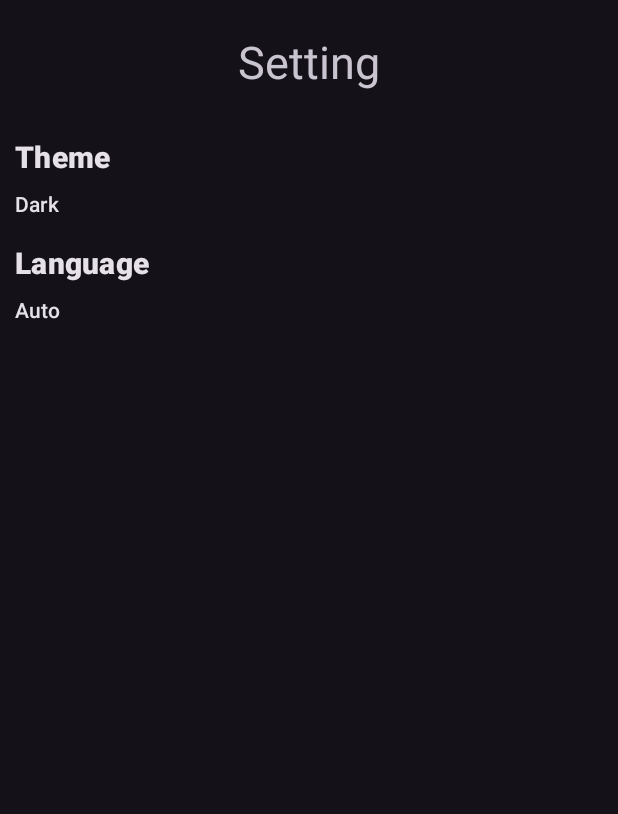
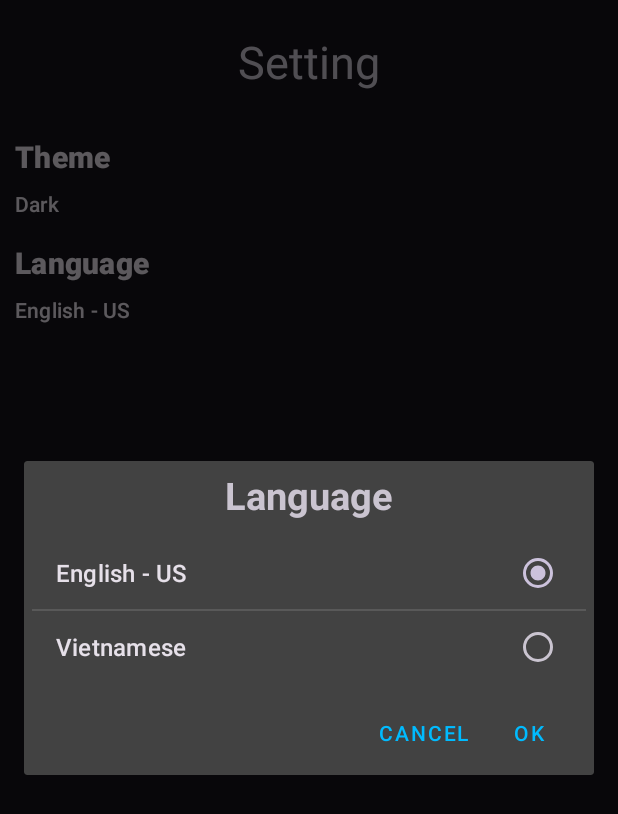
Before and after one commit to JackShinigami/ImageGallery, an Android app: the SettingActivity screen opened directly, with no data from a screen before it, after a tap on "Language", on a phone screen of 412 x 824 dp. Shown: the top 814 px of the screen. Run offline under Robolectric (Android 15) with nearby library versions, the phone set to English and light mode, and no system bars; libraries missing offline, so code that uses them is left out: org.mindrot.jbcrypt.

Commit message:
Complete language setting

```diff
--- a/app/build.gradle.kts
+++ b/app/build.gradle.kts
@@ -13,7 +13,8 @@ android {
         targetSdk = 33
         versionCode = 1
         versionName = "1.0"
-
+        resourceConfigurations += "en"
+        resourceConfigurations += "vi"
         testInstrumentationRunner = "androidx.test.runner.AndroidJUnitRunner"
     }
 
--- a/app/src/main/AndroidManifest.xml
+++ b/app/src/main/AndroidManifest.xml
@@ -29,7 +29,8 @@
         android:roundIcon="@mipmap/ic_launcher_round"
         android:supportsRtl="true"
         android:theme="@style/Theme.ImageGallery"
-        tools:targetApi="31">
+        android:localeConfig="@xml/locales_config"
+        tools:targetApi="tiramisu">
         <activity
             android:name=".SlideShowActivity"
             android:exported="false" />
--- a/app/src/main/java/com/example/imagegallery/SettingActivity.java
+++ b/app/src/main/java/com/example/imagegallery/SettingActivity.java
@@ -5,6 +5,8 @@ import static java.lang.Thread.sleep;
 import android.annotation.SuppressLint;
 import android.app.Dialog;
 import android.app.ProgressDialog;
+import android.content.Context;
+import android.content.res.Configuration;
 import android.os.Bundle;
 import android.os.Handler;
 import android.os.Message;
@@ -13,20 +15,30 @@ import android.widget.Toast;
 
 import androidx.appcompat.app.AppCompatActivity;
 import androidx.appcompat.app.AppCompatDelegate;
+import androidx.core.os.LocaleListCompat;
 import androidx.fragment.app.FragmentTransaction;
 
+import java.util.Locale;
+
 public class SettingActivity extends AppCompatActivity implements SettingPropertyChangedCallBacks {
+
+
+    private static Context context;
 
     @Override
     protected void onCreate(Bundle savedInstanceState) {
         super.onCreate(savedInstanceState);
         setContentView(R.layout.activity_setting);
+        context = this;
 
         // initialize the fragment
         inflateMainSettingFragment();
 
     }
 
+    public static Context getContext() {
+        return context;
+    }
 
     /**
      * Inflate the main setting fragment
@@ -66,6 +78,23 @@ public class SettingActivity extends AppCompatActivity implements SettingPropert
     }
 
     @Override
+    public void onLanguageChanged(String lang) {
+        // change language of the app
+        int languageState = SharedPreferencesManager.loadLanguageState(getApplicationContext());
+        String language = "";
+        if (lang.equals("English")) {
+            SharedPreferencesManager.saveLanguageState(getApplicationContext(), 0);
+            language = "en-US";
+        } else if (lang.equals("Vietnamese")) {
+            SharedPreferencesManager.saveLanguageState(getApplicationContext(), 1);
+            language = "vi";
+        }
+
+        LocaleListCompat localeListCompat = LocaleListCompat.create(new Locale(language));
+        AppCompatDelegate.setApplicationLocales(localeListCompat);
+    }
+
+    @Override
     public void recreate() {
         finish();
         // fade out animation
--- a/app/src/main/java/com/example/imagegallery/SettingItemRecyclerViewAdapter.java
+++ b/app/src/main/java/com/example/imagegallery/SettingItemRecyclerViewAdapter.java
@@ -1,21 +1,17 @@
 package com.example.imagegallery;
 
-import static android.provider.Settings.System.getString;
-
 import android.app.AlertDialog;
-import android.app.Dialog;
-import android.util.Log;
 import android.view.LayoutInflater;
 import android.view.View;
 import android.view.ViewGroup;
-import android.widget.Switch;
+import android.widget.AbsListView;
+import android.widget.ArrayAdapter;
 import android.widget.TextView;
-import android.widget.Toast;
 
 import androidx.annotation.NonNull;
-import androidx.appcompat.app.AppCompatDelegate;
 import androidx.recyclerview.widget.RecyclerView;
 
+import com.example.imagegallery.databinding.DialogLanguageSelectionBinding;
 import com.example.imagegallery.databinding.DialogThemeSelectionBinding;
 import com.example.imagegallery.databinding.SettingListItemBinding;
 import com.example.imagegallery.placeholder.SettingPlaceholderContent.SettingPlaceholderItem;
@@ -49,8 +45,10 @@ public class SettingItemRecyclerViewAdapter extends RecyclerView.Adapter<Setting
         holder.tvProperty.setText(properties.get(position).property);
         holder.tvValue.setText(properties.get(position).value);
 
+        int themeState = SharedPreferencesManager.loadThemeState(holder.itemView.getContext());
+        int languageState = SharedPreferencesManager.loadLanguageState(holder.itemView.getContext());
+
         if(position == 0) {
-            int themeState = SharedPreferencesManager.loadThemeState(holder.itemView.getContext());
             switch (themeState) {
                 case 0:
                     holder.tvValue.setText(holder.itemView.getContext().getString(R.string.dark));
@@ -63,7 +61,14 @@ public class SettingItemRecyclerViewAdapter extends RecyclerView.Adapter<Setting
                     break;
             }
         } else if(position == 1){
-            // TODO: Make language factory
+            switch (languageState) {
+                case 0:
+                    holder.tvValue.setText(holder.itemView.getContext().getString(R.string.en_us));
+                    break;
+                case 1:
+                    holder.tvValue.setText(holder.itemView.getContext().getString(R.string.vie));
+                    break;
+            }
 
         }
 
@@ -122,6 +127,50 @@ public class SettingItemRecyclerViewAdapter extends RecyclerView.Adapter<Setting
                     break;
                 case 1:
 
+                    View dialogLangView = LayoutInflater.from(v.getContext()).inflate(R.layout.dialog_language_selection, null);
+                    AlertDialog.Builder askingLanguageDialogBuilder = new AlertDialog.Builder(v.getContext());
+                    askingLanguageDialogBuilder.setView(dialogLangView);
+                    askingLanguageDialogBuilder.setNegativeButton(v.getContext().getString(R.string.cancel), (dialog, which) -> {
+                        dialog.dismiss();
+                    });
+
+                    DialogLanguageSelectionBinding bindingLang = DialogLanguageSelectionBinding.bind(dialogLangView);
+
+                    String[] languages = {
+                            v.getContext().getString(R.string.en_us),
+                            v.getContext().getString(R.string.vie)
+                    };
+
+                    ArrayAdapter<String> adapter = new ArrayAdapter<>(v.getContext(), android.R.layout.simple_list_item_single_choice, languages);
+                    bindingLang.lvLanguageList.setAdapter(adapter);
+                    bindingLang.lvLanguageList.setChoiceMode(AbsListView.CHOICE_MODE_SINGLE);
+
+                    // set checked item
+                    if(languageState == 0){
+                        bindingLang.lvLanguageList.setItemChecked(0, true);
+                    } else if(languageState == 1){
+                        bindingLang.lvLanguageList.setItemChecked(1, true);
+                    }
+
+
+
+                    // set positive button
+                    askingLanguageDialogBuilder.setPositiveButton(v.getContext().getString(R.string.ok), (dialog, which) -> {
+                        int selectedPosition = bindingLang.lvLanguageList.getCheckedItemPosition();
+                        if(selectedPosition == 0){
+                            ((SettingActivity) v.getContext()).onLanguageChanged("English");
+                        } else if(selectedPosition == 1){
+                            ((SettingActivity) v.getContext()).onLanguageChanged("Vietnamese");
+                        }
+                    });
+
+
+                    // create and show the dialog
+                    AlertDialog askingLanguageDialog = askingLanguageDialogBuilder.create();
+                    askingLanguageDialog.show();
+
+                    break;
+
             }
         });
     }
--- a/app/src/main/java/com/example/imagegallery/SettingItemsFragment.java
+++ b/app/src/main/java/com/example/imagegallery/SettingItemsFragment.java
@@ -2,10 +2,12 @@ package com.example.imagegallery;
 
 import android.content.Context;
 import android.os.Bundle;
+
 import androidx.fragment.app.Fragment;
 import androidx.recyclerview.widget.GridLayoutManager;
 import androidx.recyclerview.widget.LinearLayoutManager;
 import androidx.recyclerview.widget.RecyclerView;
+
 import android.view.LayoutInflater;
 import android.view.View;
 import android.view.ViewGroup;
@@ -26,10 +28,10 @@ public class SettingItemsFragment extends Fragment {
     private static final String ARG_COLUMN_COUNT = "column-count";
 
 
-
     // TODO: Customize parameter initialization
     @SuppressWarnings("unused")
     public static SettingItemsFragment newInstance(int columnCount) {
+
         SettingItemsFragment fragment = new SettingItemsFragment();
         Bundle args = new Bundle();
         args.putInt(ARG_COLUMN_COUNT, columnCount);
@@ -42,10 +44,12 @@ public class SettingItemsFragment extends Fragment {
      * fragment (e.g. upon screen orientation changes).
      */
     public SettingItemsFragment() {
+
     }
 
     @Override
     public void onCreate(Bundle savedInstanceState) {
+
         super.onCreate(savedInstanceState);
 
         if (getArguments() != null) {
@@ -56,6 +60,7 @@ public class SettingItemsFragment extends Fragment {
     @Override
     public View onCreateView(LayoutInflater inflater, ViewGroup container,
                              Bundle savedInstanceState) {
+
         View view = inflater.inflate(R.layout.fragment_setting_main_list, container, false);
 
         // Set the adapter
@@ -70,12 +75,14 @@ public class SettingItemsFragment extends Fragment {
 
             // R.string.theme as R.string.defaultTheme
             // Dependency setting adapter
-            SettingPlaceholderContent.addItem(new SettingPlaceholderContent.SettingPlaceholderItem("1", getString(R.string.theme), getString(R.string.defaultTheme)));
-            SettingPlaceholderContent.addItem(new SettingPlaceholderContent.SettingPlaceholderItem("2", getString(R.string.language), getString(R.string.auto)));
+            SettingPlaceholderContent.clearItems();
+            SettingPlaceholderContent.addItem(new SettingPlaceholderContent.SettingPlaceholderItem("1", SettingActivity.getContext().getString(R.string.theme), getString(R.string.defaultTheme)));
+            SettingPlaceholderContent.addItem(new SettingPlaceholderContent.SettingPlaceholderItem("2", SettingActivity.getContext().getString(R.string.language), getString(R.string.auto)));
             SettingItemRecyclerViewAdapter adapter = new SettingItemRecyclerViewAdapter(SettingPlaceholderContent.ITEMS);
             recyclerView.setAdapter(adapter);
 
         }
         return view;
     }
+
 }
--- a/app/src/main/java/com/example/imagegallery/SettingPropertyChangedCallBacks.java
+++ b/app/src/main/java/com/example/imagegallery/SettingPropertyChangedCallBacks.java
@@ -4,4 +4,6 @@ public interface SettingPropertyChangedCallBacks {
 
     public void onThemeChanged(String theme);
 
+    public void onLanguageChanged(String auto);
+
 }
--- a/app/src/main/java/com/example/imagegallery/placeholder/SettingPlaceholderContent.java
+++ b/app/src/main/java/com/example/imagegallery/placeholder/SettingPlaceholderContent.java
@@ -18,6 +18,8 @@ public class SettingPlaceholderContent {
      * Setting placeholder item. Contains the id, property, and value of each setting property.
      */
 
+    private int currentLanguageState;
+
     public static final List<SettingPlaceholderItem> ITEMS = new ArrayList<SettingPlaceholderItem>();
 
     public static final Map<String, SettingPlaceholderItem> ITEM_MAP = new HashMap<String, SettingPlaceholderItem>();
@@ -33,7 +35,12 @@ public class SettingPlaceholderContent {
 
     }
 
-    public SettingPlaceholderContent() {
+    public SettingPlaceholderContent() {;
+    }
+
+    public static void clearItems() {
+        ITEMS.clear();
+        ITEM_MAP.clear();
     }
 
     public static class SettingPlaceholderItem {
--- /dev/null
+++ b/app/src/main/res/layout/dialog_language_selection.xml
@@ -0,0 +1,25 @@
+<?xml version="1.0" encoding="utf-8"?>
+<LinearLayout xmlns:android="http://schemas.android.com/apk/res/android"
+                                                   android:layout_width="match_parent"
+                                                   android:layout_height="match_parent"
+              android:orientation="vertical"
+    >
+
+    <TextView
+        android:layout_width="match_parent"
+        android:layout_height="wrap_content"
+        android:layout_margin="5dp"
+        android:text="@string/language"
+        android:textAlignment="center"
+        android:textSize="25sp"
+        android:textStyle="bold"
+        />
+
+    <ListView
+        android:layout_width="match_parent"
+        android:layout_height="wrap_content"
+        android:id="@+id/lv_language_list"
+        android:layout_margin="5dp"
+        />
+
+</LinearLayout>
--- a/app/src/main/res/values/colors.xml
+++ b/app/src/main/res/values/colors.xml
@@ -5,6 +5,6 @@
     <color name="white">#FFFFFFFF</color>
     <color name="appColorPrimary">@color/white</color>
     <color name="appColorPrimaryDark">@color/black</color>
-    <color name="appColorAccent">#F88</color>
+    <color name="appColorAccent">#0bf</color>
 
 </resources>
--- /dev/null
+++ b/app/src/main/res/xml/locales_config.xml
@@ -0,0 +1,6 @@
+<?xml version="1.0" encoding="utf-8"?>
+<locale-config xmlns:android="http://schemas.android.com/apk/res/android">
+    <locale android:name="en-US"/>
+    <locale android:name="vi"/>
+
+</locale-config>
```
